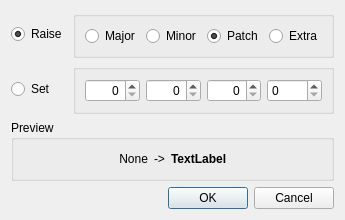
The window that src/gui/mainwindow.ui (FlyingRatBull/VersionControl) describes before a commit, drawn with Qt 5.
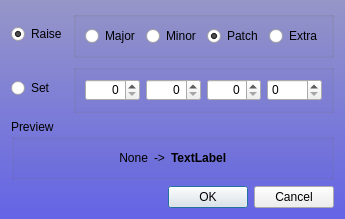
The same window after the commit.

Commit message: Filled gui dialog with blue gradient for better recognition

The edit to the form file:
```diff
--- a/src/gui/mainwindow.ui
+++ b/src/gui/mainwindow.ui
@@ -13,6 +13,15 @@
   <property name="windowTitle">
    <string>Change version</string>
   </property>
+  <property name="styleSheet">
+   <string notr="true">QDialog
+{
+	background-color: qlineargradient(spread:pad, x1:0, y1:0, x2:0, y2:1, stop:0 rgba(150, 150, 200, 255), stop:1 rgba(100, 100, 230, 255));
+}</string>
+  </property>
+  <property name="locale">
+   <locale language="English" country="UnitedStates"/>
+  </property>
   <layout class="QGridLayout" name="gridLayout">
    <item row="0" column="0">
     <widget class="QRadioButton" name="actionRaise">
```
